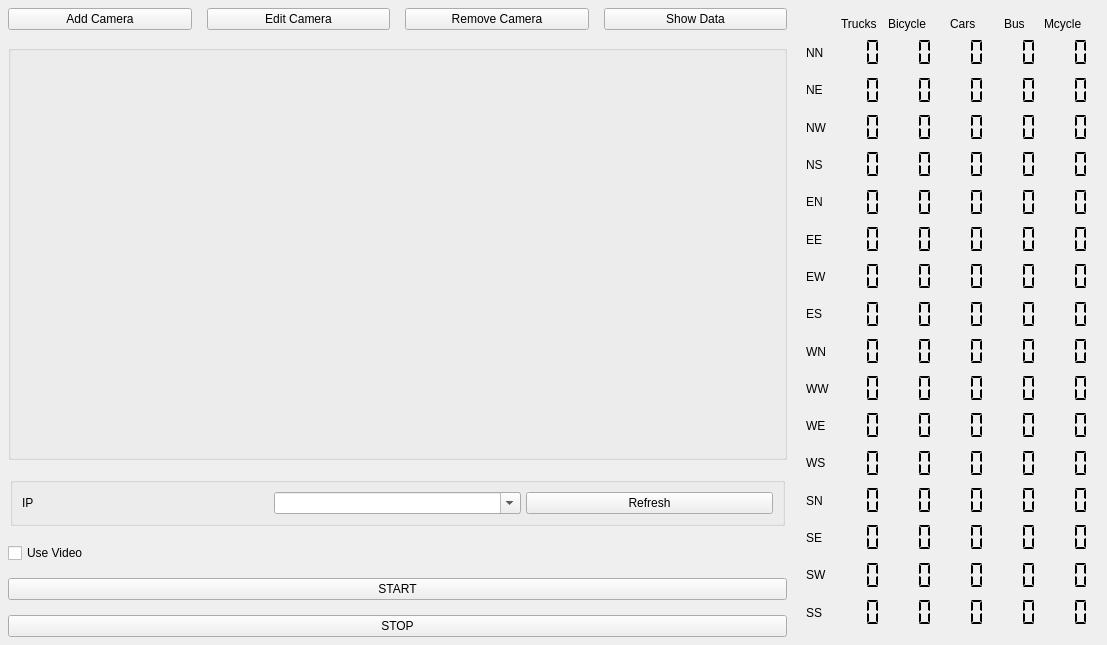
This is qt/form.ui in EdgeOfAI/vehicle_counter_pyqt_app as Qt 5 draws it before an edit. The edited form follows.
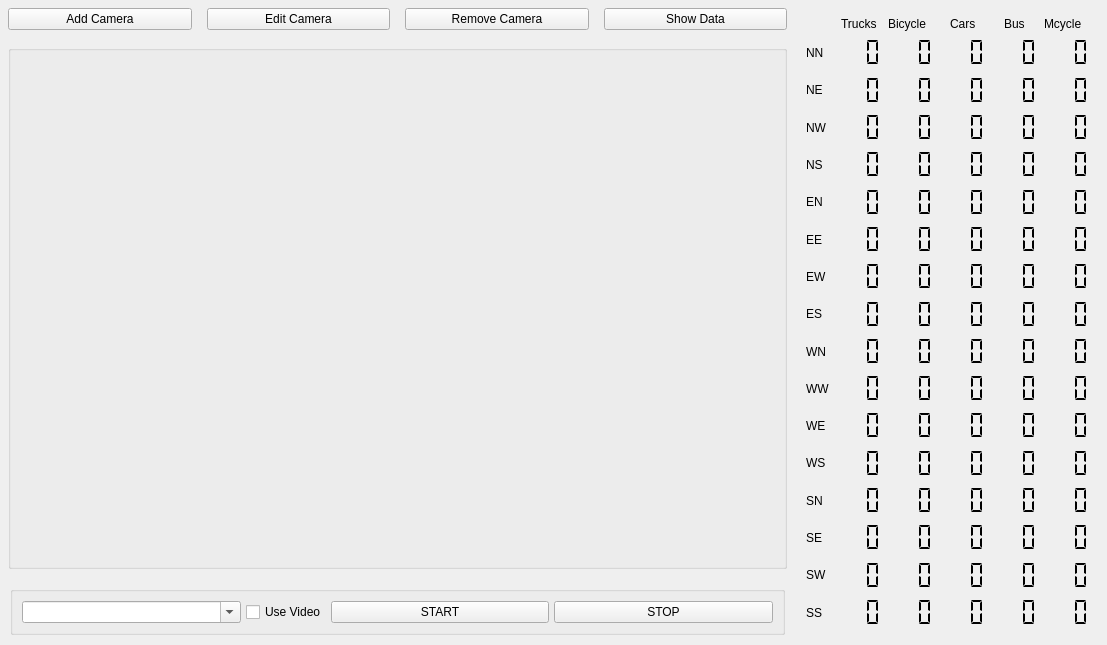
This is the edited form. Custom widgets are drawn as their Qt base class.

Commit message: remove refresh cameras button make it dynamic

```diff
--- a/qt/form.ui
+++ b/qt/form.ui
@@ -30,7 +30,7 @@
     <number>8</number>
    </property>
    <item>
-    <layout class="QVBoxLayout" name="verticalLayout_2" stretch="0,0,1,0,0,0,0">
+    <layout class="QVBoxLayout" name="verticalLayout_2" stretch="0,0,1,0">
      <property name="spacing">
       <number>15</number>
      </property>
@@ -141,7 +141,7 @@
           <property name="spacing">
            <number>5</number>
           </property>
-          <item row="0" column="2">
+          <item row="0" column="1">
            <layout class="QHBoxLayout" name="horizontalLayout_9">
             <property name="spacing">
              <number>0</number>
@@ -167,17 +167,30 @@
             </item>
            </layout>
           </item>
-          <item row="0" column="0">
-           <widget class="QLabel" name="label_5">
+          <item row="0" column="5">
+           <widget class="QPushButton" name="stopProcessBtn">
             <property name="text">
-             <string>IP</string>
+             <string>STOP</string>
+            </property>
+           </widget>
+          </item>
+          <item row="0" column="4">
+           <widget class="QPushButton" name="startInferenceBtn">
+            <property name="text">
+             <string>START</string>
             </property>
            </widget>
           </item>
           <item row="0" column="3">
-           <widget class="QPushButton" name="refreshCamerasBtn">
+           <widget class="QCheckBox" name="checkBox">
+            <property name="maximumSize">
+             <size>
+              <width>80</width>
+              <height>16777215</height>
+             </size>
+            </property>
             <property name="text">
-             <string>Refresh</string>
+             <string>Use Video</string>
             </property>
            </widget>
           </item>
@@ -186,27 +199,6 @@
        </item>
       </layout>
      </item>
-     <item>
-      <widget class="QCheckBox" name="checkBox">
-       <property name="text">
-        <string>Use Video</string>
-       </property>
-      </widget>
-     </item>
-     <item>
-      <widget class="QPushButton" name="startInferenceBtn">
-       <property name="text">
-        <string>START</string>
-       </property>
-      </widget>
-     </item>
-     <item>
-      <widget class="QPushButton" name="stopProcessBtn">
-       <property name="text">
-        <string>STOP</string>
-       </property>
-      </widget>
-     </item>
     </layout>
    </item>
    <item>
```
The commit also changes 4 other files.
